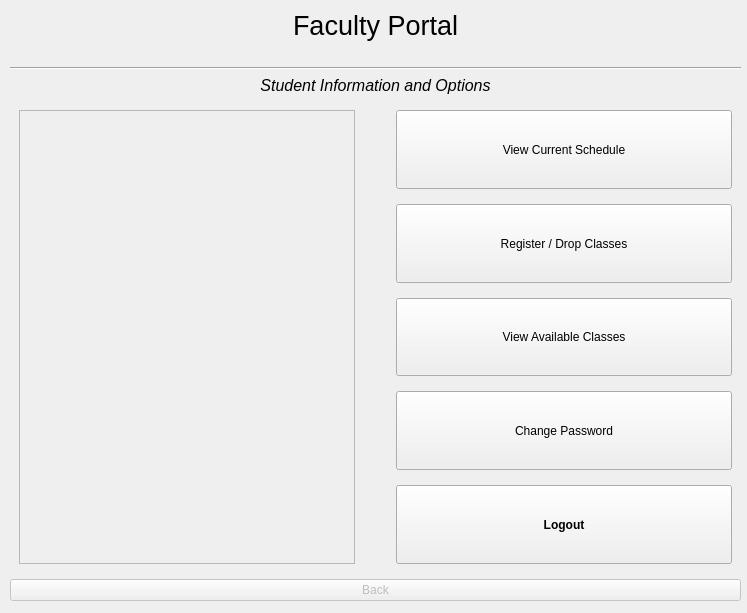
First picture: the form in Form Files/facultyView.ui, repository alixabahena/SIMS, before the edit.
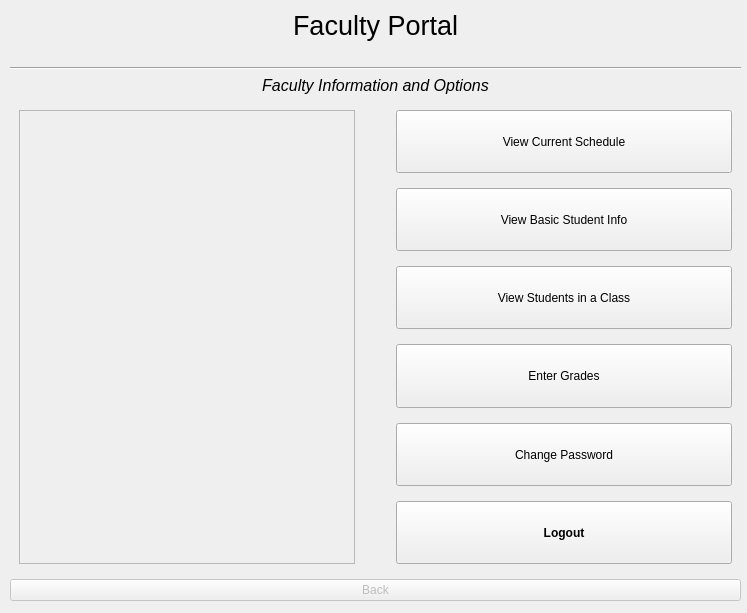
Second picture: the form after the edit. The open tabs and pages were chosen to show the change.

Commit message: Furthered work on faculty-view

What changed in the file:
```diff
--- a/Form Files/facultyView.ui
+++ b/Form Files/facultyView.ui
@@ -67,7 +67,7 @@
        </font>
       </property>
       <property name="text">
-       <string>Student Information and Options</string>
+       <string>Faculty Information and Options</string>
       </property>
       <property name="alignment">
        <set>Qt::AlignCenter</set>
@@ -159,7 +159,7 @@
                </sizepolicy>
               </property>
               <property name="text">
-               <string>Register / Drop Classes</string>
+               <string>View Basic Student Info</string>
               </property>
              </widget>
             </item>
@@ -172,7 +172,20 @@
                </sizepolicy>
               </property>
               <property name="text">
-               <string>View Available Classes</string>
+               <string>View Students in a Class</string>
+              </property>
+             </widget>
+            </item>
+            <item>
+             <widget class="QPushButton" name="changePasswordButton_2">
+              <property name="sizePolicy">
+               <sizepolicy hsizetype="Expanding" vsizetype="Expanding">
+                <horstretch>0</horstretch>
+                <verstretch>0</verstretch>
+               </sizepolicy>
+              </property>
+              <property name="text">
+               <string>Enter Grades</string>
               </property>
              </widget>
             </item>
```
Left out of the diff: 4 changed lines with no effect on the pictures. The commit also changes 2 other files.
